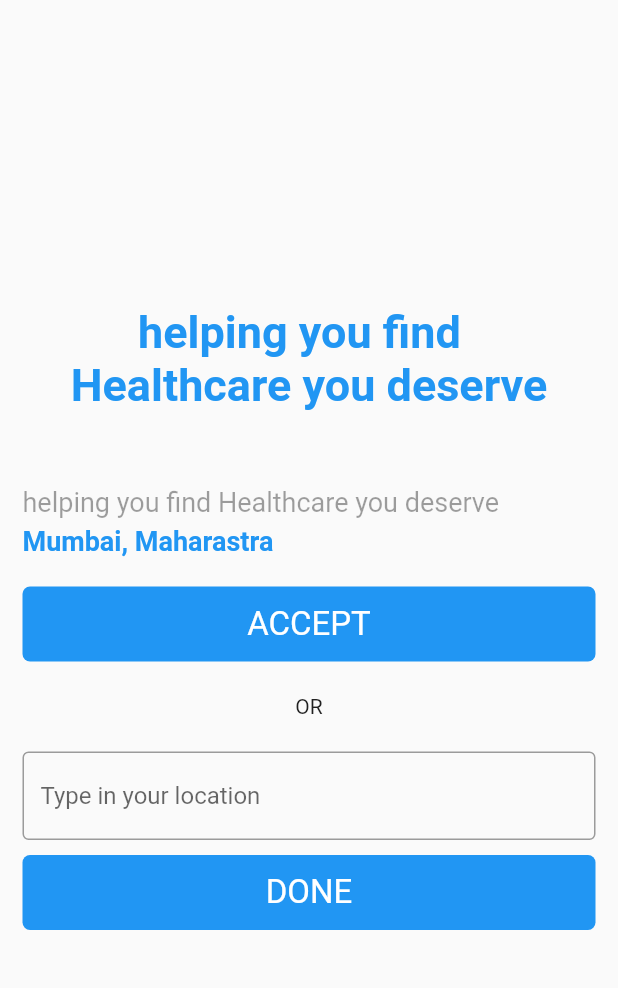
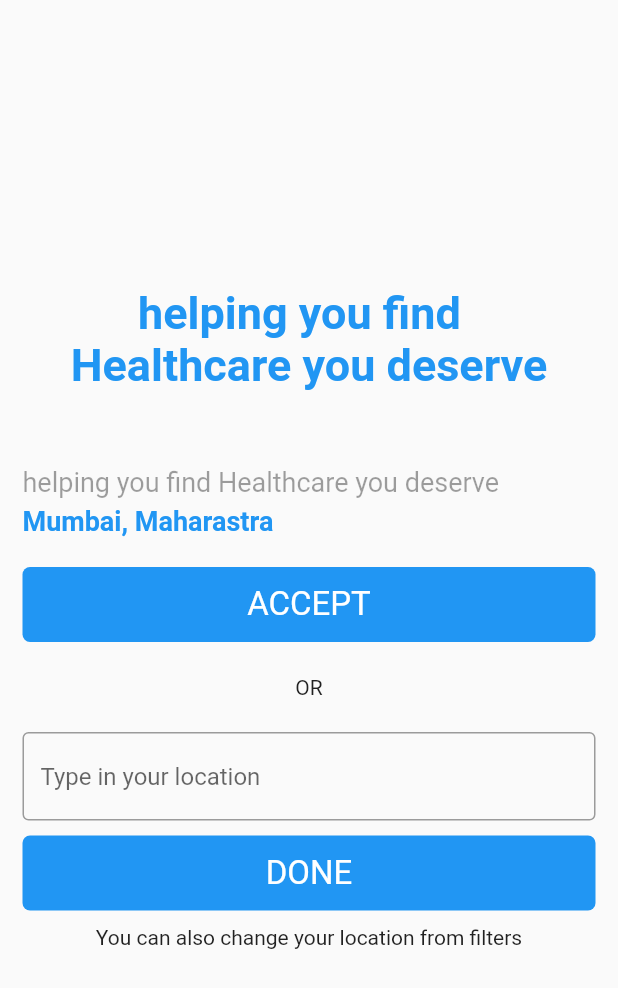
Before and after one commit to xaakib/project_of_internship_india, a Flutter app: the screen it shows after launch, on a phone screen of 412 x 824 dp. Shown: the top 988 px of the screen. Run offline on Flutter 3.47's test engine with Material 2 defaults, Android fonts, the phone set to English and light mode, and no system bars.

Commit message:
doen homepage

```diff
--- a/lib/screens/homepage.dart
+++ b/lib/screens/homepage.dart
@@ -104,6 +104,11 @@ class HomePage extends StatelessWidget {
                 ),
               ),
             ),
+            SizedBox(
+              height: 10,
+            ),
+            Center(
+                child: Text("You can also change your location from filters"))
           ],
         ),
       ),
```
